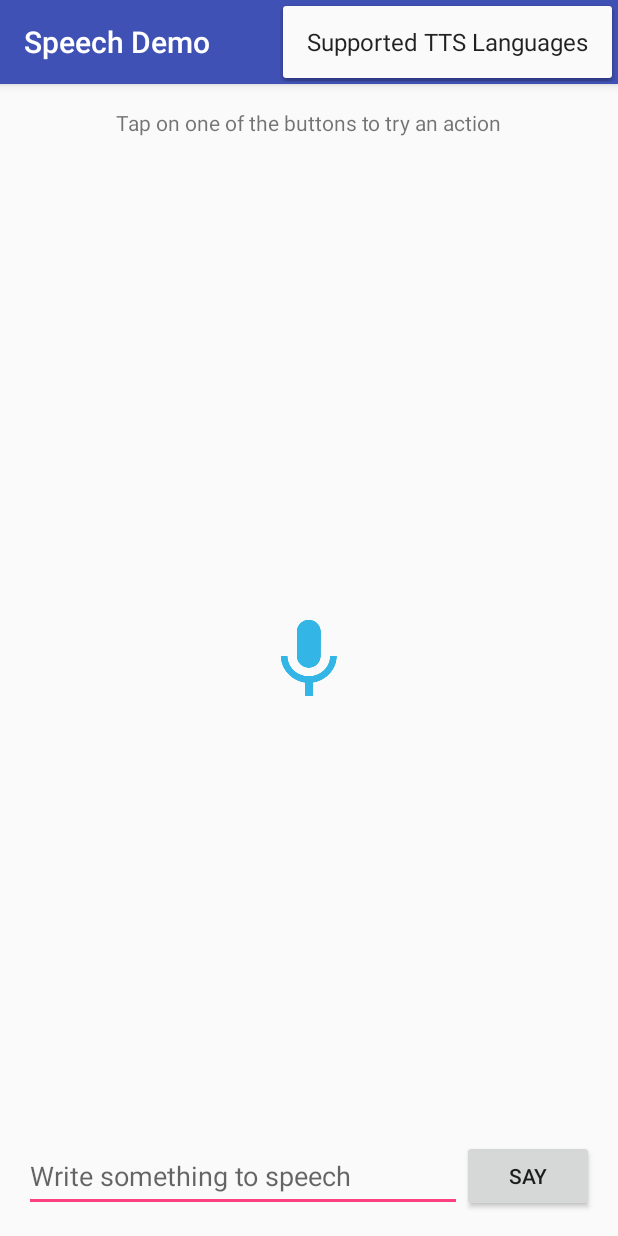
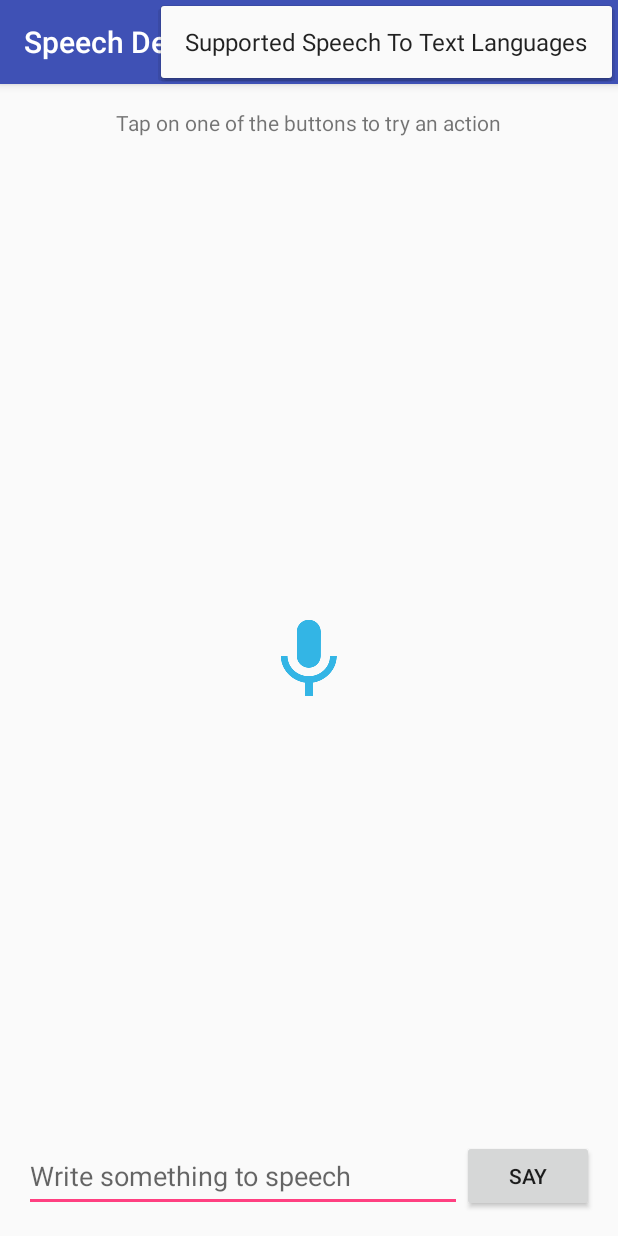
Before and after one commit to gotev/android-speech, an Android app: the screen it shows after launch (MainActivity), with the options menu open, on a phone screen of 412 x 824 dp. Run offline under Robolectric (Android 15) with nearby library versions, the phone set to English and light mode, and no system bars; plain views replace SpeechProgressView; 4 statements that could not run were skipped.

Commit message:
fix: method previously added gets the list of supported speech to text languages

```diff
--- a/examples/demoapp/app/src/main/res/menu/main_menu.xml
+++ b/examples/demoapp/app/src/main/res/menu/main_menu.xml
@@ -3,5 +3,5 @@
 
     <item
         android:id="@+id/supportedLanguages"
-        android:title="@string/supported_tts_langs" />
+        android:title="@string/supported_stt_langs" />
 </menu>
--- a/examples/demoapp/app/src/main/res/values/strings.xml
+++ b/examples/demoapp/app/src/main/res/values/strings.xml
@@ -12,5 +12,5 @@
     <string name="enable_google_voice_typing">Please enable Google Voice Typing to use speech recognition!</string>
     <string name="yes">Yes</string>
     <string name="no">No</string>
-    <string name="supported_tts_langs">Supported TTS Languages</string>
+    <string name="supported_stt_langs">Supported Speech To Text Languages</string>
 </resources>
--- a/speech/src/main/java/net/gotev/speech/Speech.java
+++ b/speech/src/main/java/net/gotev/speech/Speech.java
@@ -333,10 +333,10 @@ public class Speech {
     }
 
     /**
-     * Gets the list of the supported text to speech languages on this device
+     * Gets the list of the supported speech to text languages on this device
      * @param listener listner which will receive the results
      */
-    public void getSupportedTextToSpeechLanguages(SupportedLanguagesListener listener) {
+    public void getSupportedSpeechToTextLanguages(SupportedLanguagesListener listener) {
         Intent intent = RecognizerIntent.getVoiceDetailsIntent(mContext);
         mContext.sendOrderedBroadcast(intent, null, new BroadcastReceiver() {
             @Override
```
Also changed, not shown: examples/demoapp/app/src/main/java/net/gotev/speechdemo/MainActivity.java (+2 -6 lines).
